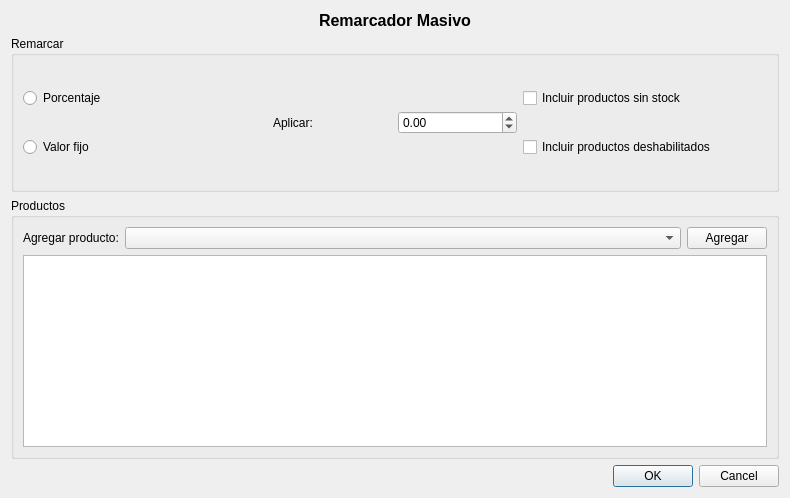
This is trunk/plugins/productos/dremarcadormasivobase.ui in chungote/gestotux as Qt 5 draws it before an edit. The edited form follows.
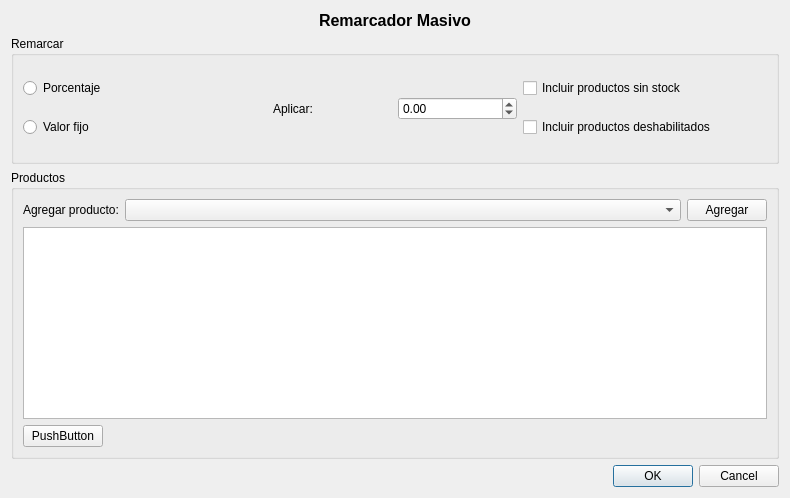
This is the edited form.

```diff
--- a/trunk/plugins/productos/dremarcadormasivobase.ui
+++ b/trunk/plugins/productos/dremarcadormasivobase.ui
@@ -164,6 +164,30 @@
         </property>
        </widget>
       </item>
+      <item>
+       <layout class="QHBoxLayout" name="horizontalLayout_4">
+        <item>
+         <widget class="QPushButton" name="PBEliminar">
+          <property name="text">
+           <string>PushButton</string>
+          </property>
+         </widget>
+        </item>
+        <item>
+         <spacer name="horizontalSpacer">
+          <property name="orientation">
+           <enum>Qt::Horizontal</enum>
+          </property>
+          <property name="sizeHint" stdset="0">
+           <size>
+            <width>40</width>
+            <height>20</height>
+           </size>
+          </property>
+         </spacer>
+        </item>
+       </layout>
+      </item>
      </layout>
     </widget>
    </item>
```
